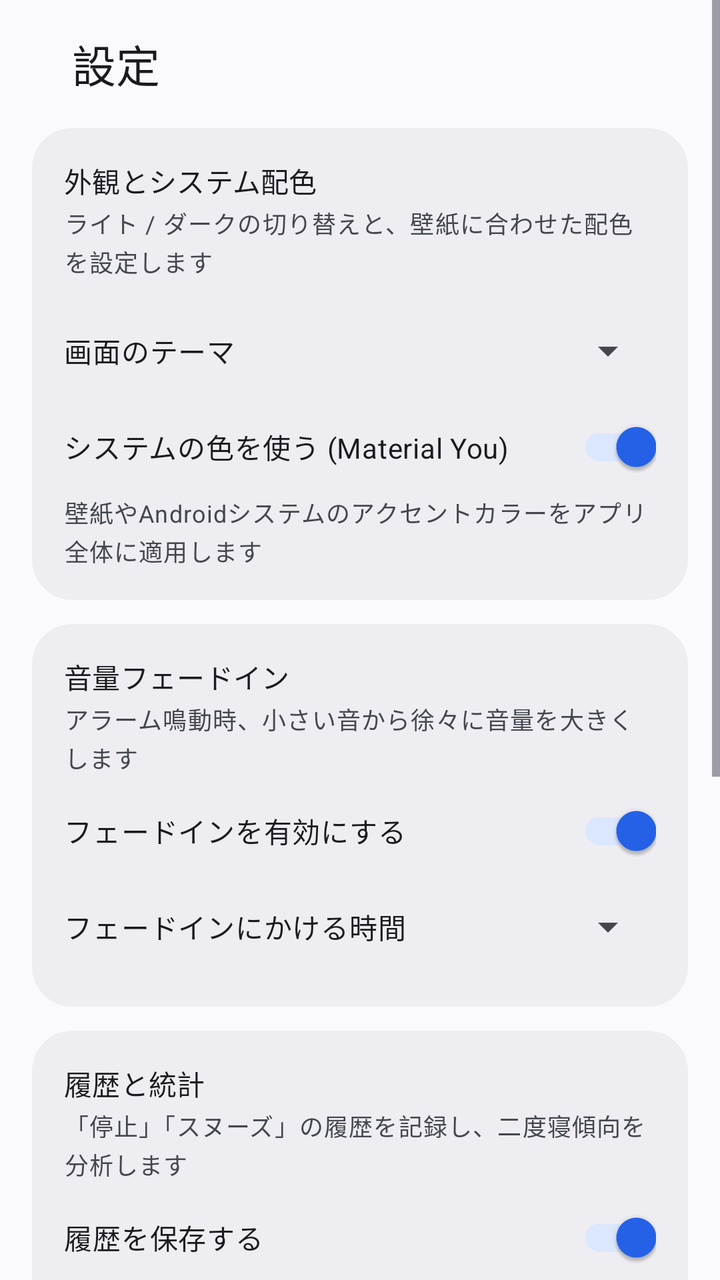
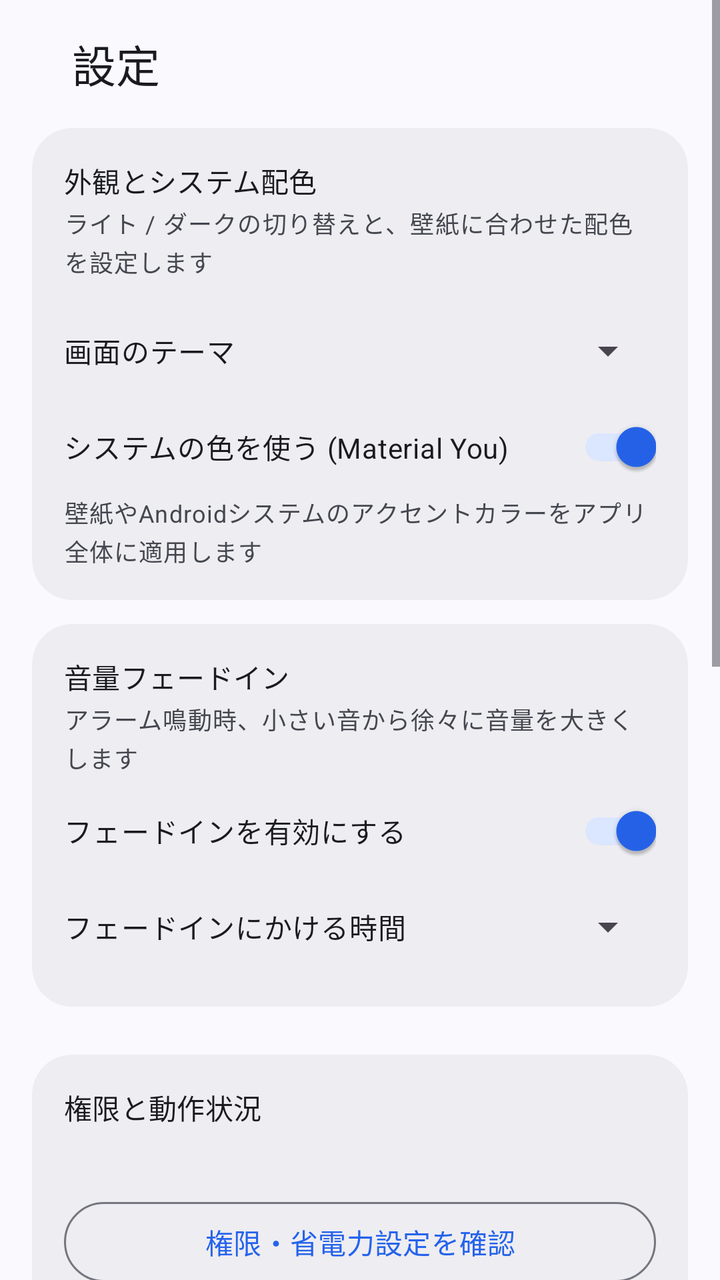

Compare the two renders of this Android layout. The source of the first and the diff that turns it into the second are given below.
<!-- AndroidManifest.xml: application theme Theme.AppAlarm -->
<!-- res/layout/activity_settings.xml -->
<?xml version="1.0" encoding="utf-8"?>
<ScrollView xmlns:android="http://schemas.android.com/apk/res/android" xmlns:app="http://schemas.android.com/apk/res-auto"
    android:layout_width="match_parent"
    android:layout_height="match_parent"
    android:background="?attr/colorSurface"
    android:fitsSystemWindows="true">

    <LinearLayout
        android:layout_width="match_parent"
        android:layout_height="wrap_content"
        android:orientation="vertical"
        android:paddingStart="16dp"
        android:paddingEnd="16dp"
        android:paddingBottom="16dp">

    <LinearLayout
        android:layout_width="match_parent"
        android:layout_height="64dp"
        android:gravity="center_vertical"
        android:orientation="horizontal"
        android:paddingStart="20dp"
        android:paddingEnd="12dp">

        <TextView
            android:layout_width="0dp"
            android:layout_height="wrap_content"
            android:layout_weight="1"
            android:text="@string/settings_title"
            android:textAppearance="?attr/textAppearanceTitleLarge"
            android:textColor="?attr/colorOnSurface" />

    </LinearLayout>

        <com.google.android.material.card.MaterialCardView
            style="@style/Widget.Material3.CardView.Filled"
            android:layout_width="match_parent"
            android:layout_height="wrap_content"
            android:layout_marginBottom="12dp"
            app:cardBackgroundColor="?attr/colorSurfaceContainer"
            app:cardCornerRadius="20dp"
            app:cardElevation="0dp">

            <LinearLayout
                android:layout_width="match_parent"
                android:layout_height="wrap_content"
                android:orientation="vertical"
                android:padding="16dp">

                <TextView
                    android:layout_width="wrap_content"
                    android:layout_height="wrap_content"
                    android:text="外観とシステム配色"
                    android:textAppearance="?attr/textAppearanceTitleSmall"
                    android:textColor="?attr/colorOnSurface" />
                <TextView
                    android:layout_width="wrap_content"
                    android:layout_height="wrap_content"
                    android:layout_marginTop="2dp"
                    android:layout_marginBottom="8dp"
                    android:text="ライト / ダークの切り替えと、壁紙に合わせた配色を設定します"
                    android:textAppearance="?attr/textAppearanceBodySmall"
                    android:textColor="?attr/colorOnSurfaceVariant" />
                <LinearLayout
                    android:layout_width="match_parent"
                    android:layout_height="wrap_content"
                    android:layout_marginTop="4dp"
                    android:gravity="center_vertical"
                    android:orientation="horizontal">

                    <TextView
                        android:layout_width="0dp"
                        android:layout_height="wrap_content"
                        android:layout_weight="1"
                        android:text="画面のテーマ"
                        android:textAppearance="?attr/textAppearanceBodyMedium"
                        android:textColor="?attr/colorOnSurface" />

                    <Spinner
                        android:id="@+id/spinner_theme_mode"
                        android:layout_width="wrap_content"
                        android:layout_height="48dp" />
                </LinearLayout>
                <androidx.appcompat.widget.SwitchCompat
                    android:id="@+id/switch_dynamic_color"
                    android:layout_width="match_parent"
                    android:layout_height="wrap_content"
                    android:minHeight="48dp"
                    android:text="システムの色を使う (Material You)"
                    android:textColor="?attr/colorOnSurface"
                    android:checked="true" />
                <TextView
                    android:id="@+id/tv_dynamic_color_desc"
                    android:layout_width="wrap_content"
                    android:layout_height="wrap_content"
                    android:text="壁紙やAndroidシステムのアクセントカラーをアプリ全体に適用します"
                    android:textAppearance="?attr/textAppearanceBodySmall"
                    android:textColor="?attr/colorOnSurfaceVariant" />
            </LinearLayout>
        </com.google.android.material.card.MaterialCardView>

        <com.google.android.material.card.MaterialCardView
            style="@style/Widget.Material3.CardView.Filled"
            android:layout_width="match_parent"
            android:layout_height="wrap_content"
            android:layout_marginBottom="12dp"
            app:cardBackgroundColor="?attr/colorSurfaceContainer"
            app:cardCornerRadius="20dp"
            app:cardElevation="0dp">

            <LinearLayout
                android:layout_width="match_parent"
                android:layout_height="wrap_content"
                android:orientation="vertical"
                android:padding="16dp">

                <TextView
                    android:layout_width="wrap_content"
                    android:layout_height="wrap_content"
                    android:text="音量フェードイン"
                    android:textAppearance="?attr/textAppearanceTitleSmall"
                    android:textColor="?attr/colorOnSurface" />
                <TextView
                    android:layout_width="wrap_content"
                    android:layout_height="wrap_content"
                    android:layout_marginTop="2dp"
                    android:layout_marginBottom="4dp"
                    android:text="アラーム鳴動時、小さい音から徐々に音量を大きくします"
                    android:textAppearance="?attr/textAppearanceBodySmall"
                    android:textColor="?attr/colorOnSurfaceVariant" />
                <androidx.appcompat.widget.SwitchCompat
                    android:id="@+id/switch_fade_enabled"
                    android:layout_width="match_parent"
                    android:layout_height="wrap_content"
                    android:minHeight="48dp"
                    android:text="フェードインを有効にする"
                    android:textColor="?attr/colorOnSurface"
                    android:checked="true" />
                <LinearLayout
                    android:id="@+id/layout_fade_duration"
                    android:layout_width="match_parent"
                    android:layout_height="wrap_content"
                    android:gravity="center_vertical"
                    android:orientation="horizontal">

                    <TextView
                        android:layout_width="0dp"
                        android:layout_height="wrap_content"
                        android:layout_weight="1"
                        android:text="フェードインにかける時間"
                        android:textAppearance="?attr/textAppearanceBodyMedium"
                        android:textColor="?attr/colorOnSurface" />

                    <Spinner
                        android:id="@+id/spinner_fade_seconds"
                        android:layout_width="wrap_content"
                        android:layout_height="48dp" />
                </LinearLayout>
            </LinearLayout>
        </com.google.android.material.card.MaterialCardView>

        <com.google.android.material.card.MaterialCardView
            style="@style/Widget.Material3.CardView.Filled"
            android:layout_width="match_parent"
            android:layout_height="wrap_content"
            android:layout_marginBottom="12dp"
            app:cardBackgroundColor="?attr/colorSurfaceContainer"
            app:cardCornerRadius="20dp"
            app:cardElevation="0dp">

            <LinearLayout
                android:layout_width="match_parent"
                android:layout_height="wrap_content"
                android:orientation="vertical"
                android:padding="16dp">

                <TextView
                    android:layout_width="wrap_content"
                    android:layout_height="wrap_content"
                    android:text="履歴と統計"
                    android:textAppearance="?attr/textAppearanceTitleSmall"
                    android:textColor="?attr/colorOnSurface" />
                <TextView
                    android:layout_width="wrap_content"
                    android:layout_height="wrap_content"
                    android:layout_marginTop="2dp"
                    android:layout_marginBottom="4dp"
                    android:text="「停止」「スヌーズ」の履歴を記録し、二度寝傾向を分析します"
                    android:textAppearance="?attr/textAppearanceBodySmall"
                    android:textColor="?attr/colorOnSurfaceVariant" />
                <androidx.appcompat.widget.SwitchCompat
                    android:id="@+id/switch_history_enabled"
                    android:layout_width="match_parent"
                    android:layout_height="wrap_content"
                    android:minHeight="48dp"
                    android:text="履歴を保存する"
                    android:textColor="?attr/colorOnSurface"
                    android:checked="true" />
                <Button
                    android:id="@+id/btn_open_history"
                    style="@style/Widget.Material3.Button.OutlinedButton"
                    android:layout_width="match_parent"
                    android:layout_height="wrap_content"
                    android:layout_marginTop="8dp"
                    android:text="履歴・統計を確認する"
                    android:textColor="?attr/colorPrimary" />
            </LinearLayout>
        </com.google.android.material.card.MaterialCardView>

        <com.google.android.material.card.MaterialCardView
            style="@style/Widget.Material3.CardView.Filled"
            android:layout_width="match_parent"
            android:layout_height="wrap_content"
            android:layout_marginBottom="12dp"
            app:cardBackgroundColor="?attr/colorSurfaceContainer"
            app:cardCornerRadius="20dp"
            app:cardElevation="0dp">

            <LinearLayout
                android:layout_width="match_parent"
                android:layout_height="wrap_content"
                android:orientation="vertical"
                android:padding="16dp">

                <TextView
                    android:layout_width="wrap_content"
                    android:layout_height="wrap_content"
                    android:text="再通知 (スヌーズ)"
                    android:textAppearance="?attr/textAppearanceTitleSmall"
                    android:textColor="?attr/colorOnSurface" />
                <LinearLayout
                    android:layout_width="match_parent"
                    android:layout_height="wrap_content"
                    android:layout_marginTop="4dp"
                    android:gravity="center_vertical"
                    android:orientation="horizontal">

                    <TextView
                        android:layout_width="0dp"
                        android:layout_height="wrap_content"
                        android:layout_weight="1"
                        android:text="再通知までの時間"
                        android:textAppearance="?attr/textAppearanceBodyMedium"
                        android:textColor="?attr/colorOnSurface" />

                    <Spinner
                        android:id="@+id/spinner_snooze_minutes"
                        android:layout_width="wrap_content"
                        android:layout_height="48dp" />
                </LinearLayout>
                <LinearLayout
                    android:layout_width="match_parent"
                    android:layout_height="wrap_content"
                    android:layout_marginTop="4dp"
                    android:gravity="center_vertical"
                    android:orientation="horizontal">

                    <TextView
                        android:layout_width="0dp"
                        android:layout_height="wrap_content"
                        android:layout_weight="1"
                        android:text="再通知の上限回数"
                        android:textAppearance="?attr/textAppearanceBodyMedium"
                        android:textColor="?attr/colorOnSurface" />

                    <Spinner
                        android:id="@+id/spinner_max_snooze"
                        android:layout_width="wrap_content"
                        android:layout_height="48dp" />
                </LinearLayout>
            </LinearLayout>
        </com.google.android.material.card.MaterialCardView>

        <com.google.android.material.card.MaterialCardView
            style="@style/Widget.Material3.CardView.Filled"
            android:layout_width="match_parent"
            android:layout_height="wrap_content"
            android:layout_marginBottom="0dp"
            app:cardBackgroundColor="?attr/colorSurfaceContainer"
            app:cardCornerRadius="20dp"
            app:cardElevation="0dp">

            <LinearLayout
                android:layout_width="match_parent"
                android:layout_height="wrap_content"
                android:orientation="vertical"
                android:padding="16dp">

                <TextView
                    android:layout_width="wrap_content"
                    android:layout_height="wrap_content"
                    android:text="バックアップと復元"
                    android:textAppearance="?attr/textAppearanceTitleSmall"
                    android:textColor="?attr/colorOnSurface" />
                <TextView
                    android:layout_width="wrap_content"
                    android:layout_height="wrap_content"
                    android:layout_marginTop="2dp"
                    android:layout_marginBottom="4dp"
                    android:text="Androidの保存先からGoogle Drive等を選び、設定を保存・復元できます"
                    android:textAppearance="?attr/textAppearanceBodySmall"
                    android:textColor="?attr/colorOnSurfaceVariant" />
                <LinearLayout
                    android:layout_width="match_parent"
                    android:layout_height="wrap_content"
                    android:orientation="horizontal">

                <Button
                    android:id="@+id/btn_export_backup"
                    style="@style/Widget.Material3.Button.OutlinedButton"
                    android:layout_width="0dp"
                    android:layout_weight="1"
                    android:layout_height="wrap_content"
                    android:layout_marginEnd="6dp"
                    android:text="書き出し"
                    android:textColor="?attr/colorPrimary" />
                <Button
                    android:id="@+id/btn_import_backup"
                    style="@style/Widget.Material3.Button.OutlinedButton"
                    android:layout_width="0dp"
                    android:layout_weight="1"
                    android:layout_height="wrap_content"
                    android:layout_marginStart="6dp"
                    android:text="復元"
                    android:textColor="?attr/colorPrimary" />
                </LinearLayout>
            </LinearLayout>
        </com.google.android.material.card.MaterialCardView>

    </LinearLayout>
</ScrollView>
<!-- resources referenced by this layout -->
<resources>
  <string name="settings_title">設定</string>
  <style name="Theme.AppAlarm" parent="Theme.Material3.DayNight.NoActionBar">
          <item name="colorPrimary">#2563EB</item>
          <item name="colorOnPrimary">#FFFFFF</item>
          <item name="colorPrimaryContainer">#DBE6FF</item>
          <item name="colorOnPrimaryContainer">#001A41</item>
          <item name="colorSecondary">#575E71</item>
          <item name="colorOnSecondary">#FFFFFF</item>
          <item name="colorSecondaryContainer">#DBE2F9</item>
          <item name="colorOnSecondaryContainer">#141B2C</item>
          <item name="android:colorBackground">#FAF9FD</item>
          <item name="colorSurface">#FAF9FD</item>
          <item name="colorOnSurface">#1A1B20</item>
          <item name="colorSurfaceVariant">#E1E2EC</item>
          <item name="colorOnSurfaceVariant">#44474F</item>
          <item name="colorSurfaceContainerLowest">#FFFFFF</item>
          <item name="colorSurfaceContainerLow">#F4F3F7</item>
          <item name="colorSurfaceContainer">#EEEDF1</item>
          <item name="colorSurfaceContainerHigh">#E8E7EB</item>
          <item name="colorSurfaceContainerHighest">#E3E2E6</item>
          <item name="colorOutline">#74777F</item>
          <item name="colorOutlineVariant">#C4C6D0</item>
          <item name="colorError">#BA1A1A</item>
          <item name="colorOnError">#FFFFFF</item>
          <item name="android:statusBarColor">?attr/colorSurface</item>
          <item name="android:navigationBarColor">?attr/colorSurface</item>
          <item name="android:windowLightStatusBar">true</item>
          <item name="android:windowLightNavigationBar">true</item>
      </style>
</resources>

<!-- the commit's change to res/layout/activity_settings.xml (unified diff, before → after) -->
@@ -155,6 +155,21 @@
                         android:layout_width="wrap_content"
                         android:layout_height="48dp" />
                 </LinearLayout>
+            </LinearLayout>
+        </com.google.android.material.card.MaterialCardView>
+
+        <com.google.android.material.card.MaterialCardView
+            style="@style/Widget.Material3.CardView.Filled"
+            android:layout_width="match_parent"
+            android:layout_height="wrap_content"
+            android:layout_marginTop="12dp"
+            app:cardBackgroundColor="?attr/colorSurfaceContainer"
+            app:cardCornerRadius="20dp"
+            app:cardElevation="0dp">
+            <LinearLayout android:layout_width="match_parent" android:layout_height="wrap_content" android:orientation="vertical" android:padding="16dp">
+                <TextView android:layout_width="wrap_content" android:layout_height="wrap_content" android:text="権限と動作状況" android:textAppearance="?attr/textAppearanceTitleSmall" android:textColor="?attr/colorOnSurface" />
+                <TextView android:id="@+id/tv_permission_status" android:layout_width="match_parent" android:layout_height="wrap_content" android:layout_marginTop="6dp" android:textColor="?attr/colorOnSurfaceVariant" />
+                <Button android:id="@+id/btn_permission_check" style="@style/Widget.Material3.Button.OutlinedButton" android:layout_width="match_parent" android:layout_height="wrap_content" android:layout_marginTop="8dp" android:text="権限・省電力設定を確認" />
             </LinearLayout>
         </com.google.android.material.card.MaterialCardView>
 
@@ -323,6 +338,14 @@
                     android:text="復元"
                     android:textColor="?attr/colorPrimary" />
                 </LinearLayout>
+                <TextView
+                    android:id="@+id/tv_backup_last"
+                    android:layout_width="match_parent"
+                    android:layout_height="wrap_content"
+                    android:layout_marginTop="8dp"
+                    android:text="前回のバックアップ: まだありません"
+                    android:textAppearance="?attr/textAppearanceBodyMedium"
+                    android:textColor="?attr/colorOnSurface" />
             </LinearLayout>
         </com.google.android.material.card.MaterialCardView>
 
